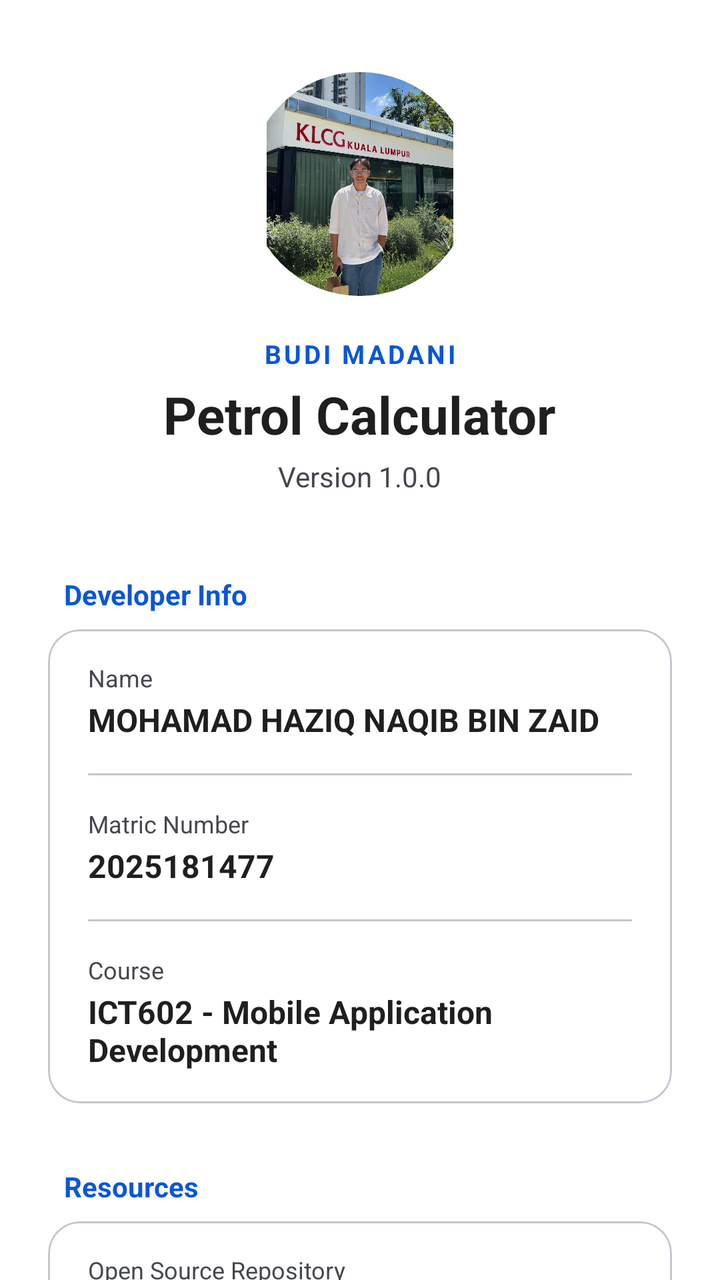
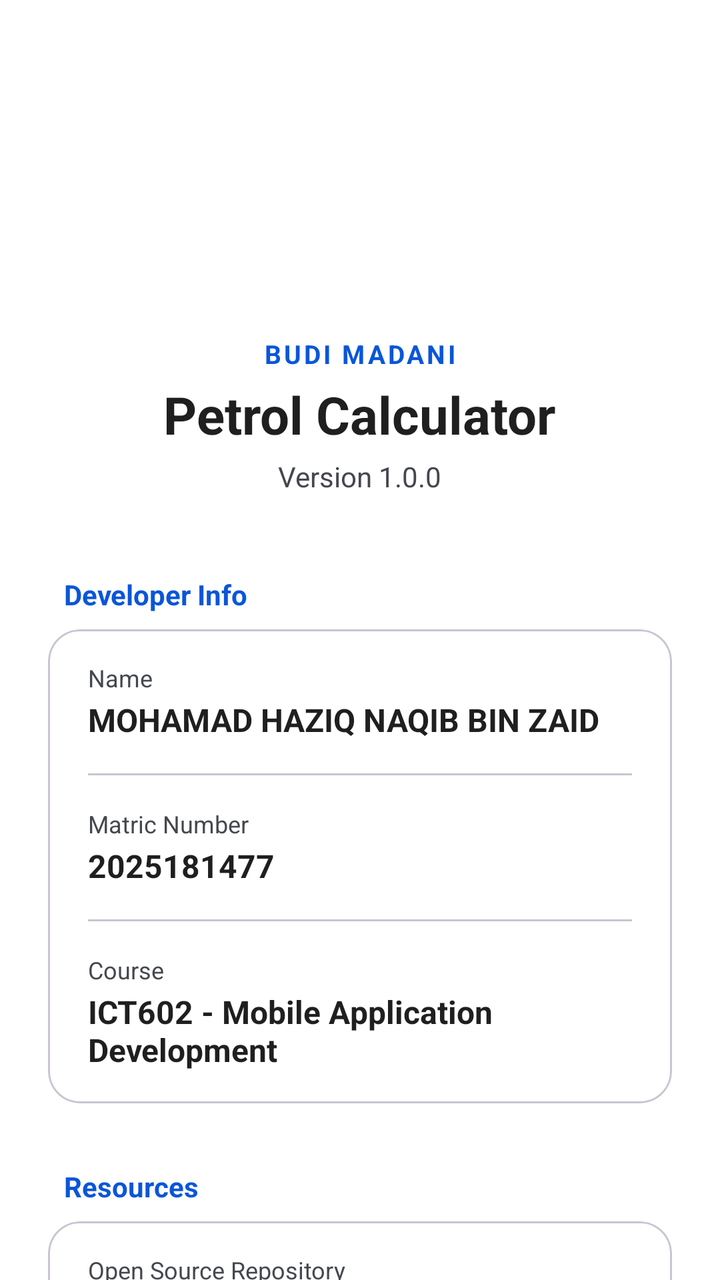

The first picture is an Android layout as it rendered before a commit; the second is the same layout after the commit. The layout source and the unified diff follow.
<!-- AndroidManifest.xml: application theme Theme.SmartPetrolCostCalculator -->
<!-- res/layout/fragment_about.xml -->
<?xml version="1.0" encoding="utf-8"?>
<androidx.core.widget.NestedScrollView xmlns:android="http://schemas.android.com/apk/res/android"
    xmlns:app="http://schemas.android.com/apk/res-auto"
    android:id="@+id/aboutScrollView"
    android:layout_width="match_parent"
    android:layout_height="match_parent"
    android:background="?attr/colorSurface"
    android:fillViewport="true">

    <LinearLayout
        android:layout_width="match_parent"
        android:layout_height="wrap_content"
        android:orientation="vertical"
        android:padding="24dp">

        <LinearLayout
            android:layout_width="match_parent"
            android:layout_height="wrap_content"
            android:orientation="vertical"
            android:gravity="center"
            android:layout_marginTop="8dp"
            android:layout_marginBottom="40dp">

            <com.google.android.material.imageview.ShapeableImageView
                android:id="@+id/imgAppIcon"
                android:layout_width="120dp"
                android:layout_height="120dp"
                android:contentDescription="Developer Profile Picture"
                android:src="@drawable/my_logo"
                android:padding="4dp"
                android:background="@android:color/transparent"
                app:shapeAppearanceOverlay="@style/ShapeAppearance.Material3.Corner.Full"
                android:layout_marginBottom="16dp"/>

            <TextView
                android:layout_width="wrap_content"
                android:layout_height="wrap_content"
                android:text="BUDI MADANI"
                android:textSize="13sp"
                android:textStyle="bold"
                android:letterSpacing="0.1"
                android:textColor="?attr/colorPrimary"
                android:layout_marginBottom="4dp"/>

            <TextView
                android:id="@+id/tvAboutTitle"
                android:layout_width="wrap_content"
                android:layout_height="wrap_content"
                android:text="Petrol Calculator"
                android:textSize="26sp"
                android:textStyle="bold"
                android:textColor="?attr/colorOnSurface"/>

            <TextView
                android:id="@+id/tvAboutDescription"
                android:layout_width="wrap_content"
                android:layout_height="wrap_content"
                android:text="Version 1.0.0"
                android:textSize="14sp"
                android:textColor="?attr/colorOnSurfaceVariant"
                android:layout_marginTop="4dp"/>
        </LinearLayout>

        <TextView
            android:layout_width="wrap_content"
            android:layout_height="wrap_content"
            android:text="Developer Info"
            android:textSize="14sp"
            android:textStyle="bold"
            android:textColor="?attr/colorPrimary"
            android:layout_marginStart="8dp"
            android:layout_marginBottom="8dp"/>

        <com.google.android.material.card.MaterialCardView
            android:layout_width="match_parent"
            android:layout_height="wrap_content"
            app:cardElevation="0dp"
            app:strokeWidth="1dp"
            app:strokeColor="?attr/colorOutlineVariant"
            app:cardBackgroundColor="@android:color/transparent"
            app:cardCornerRadius="16dp"
            android:layout_marginBottom="32dp">

            <LinearLayout
                android:layout_width="match_parent"
                android:layout_height="wrap_content"
                android:orientation="vertical">

                <LinearLayout
                    android:layout_width="match_parent"
                    android:layout_height="wrap_content"
                    android:orientation="vertical"
                    android:paddingHorizontal="20dp"
                    android:paddingVertical="16dp">
                    <TextView
                        android:layout_width="wrap_content"
                        android:layout_height="wrap_content"
                        android:text="Name"
                        android:textSize="12sp"
                        android:textColor="?attr/colorOnSurfaceVariant"/>
                    <TextView
                        android:id="@+id/tvAuthorName"
                        android:layout_width="wrap_content"
                        android:layout_height="wrap_content"
                        android:text="MOHAMAD HAZIQ NAQIB BIN ZAID"
                        android:textSize="16sp"
                        android:textStyle="bold"
                        android:textColor="?attr/colorOnSurface"
                        android:layout_marginTop="2dp"/>
                </LinearLayout>

                <View
                    android:layout_width="match_parent"
                    android:layout_height="1dp"
                    android:background="?attr/colorOutlineVariant"
                    android:layout_marginHorizontal="20dp"/>

                <LinearLayout
                    android:layout_width="match_parent"
                    android:layout_height="wrap_content"
                    android:orientation="vertical"
                    android:paddingHorizontal="20dp"
                    android:paddingVertical="16dp">
                    <TextView
                        android:layout_width="wrap_content"
                        android:layout_height="wrap_content"
                        android:text="Matric Number"
                        android:textSize="12sp"
                        android:textColor="?attr/colorOnSurfaceVariant"/>
                    <TextView
                        android:id="@+id/tvMatricNo"
                        android:layout_width="wrap_content"
                        android:layout_height="wrap_content"
                        android:text="2025181477"
                        android:textSize="16sp"
                        android:textStyle="bold"
                        android:textColor="?attr/colorOnSurface"
                        android:layout_marginTop="2dp"/>
                </LinearLayout>

                <View
                    android:layout_width="match_parent"
                    android:layout_height="1dp"
                    android:background="?attr/colorOutlineVariant"
                    android:layout_marginHorizontal="20dp"/>

                <LinearLayout
                    android:layout_width="match_parent"
                    android:layout_height="wrap_content"
                    android:orientation="vertical"
                    android:paddingHorizontal="20dp"
                    android:paddingVertical="16dp">
                    <TextView
                        android:layout_width="wrap_content"
                        android:layout_height="wrap_content"
                        android:text="Course"
                        android:textSize="12sp"
                        android:textColor="?attr/colorOnSurfaceVariant"/>
                    <TextView
                        android:id="@+id/tvCourseName"
                        android:layout_width="wrap_content"
                        android:layout_height="wrap_content"
                        android:text="ICT602 - Mobile Application Development"
                        android:textSize="16sp"
                        android:textStyle="bold"
                        android:textColor="?attr/colorOnSurface"
                        android:layout_marginTop="2dp"/>
                </LinearLayout>

            </LinearLayout>
        </com.google.android.material.card.MaterialCardView>

        <TextView
            android:layout_width="wrap_content"
            android:layout_height="wrap_content"
            android:text="Resources"
            android:textSize="14sp"
            android:textStyle="bold"
            android:textColor="?attr/colorPrimary"
            android:layout_marginStart="8dp"
            android:layout_marginBottom="8dp"/>

        <com.google.android.material.card.MaterialCardView
            android:layout_width="match_parent"
            android:layout_height="wrap_content"
            app:cardElevation="0dp"
            app:strokeWidth="1dp"
            app:strokeColor="?attr/colorOutlineVariant"
            app:cardBackgroundColor="?attr/colorSurfaceContainerLowest"
            app:cardCornerRadius="16dp">

            <LinearLayout
                android:layout_width="match_parent"
                android:layout_height="wrap_content"
                android:orientation="vertical"
                android:paddingHorizontal="20dp"
                android:paddingVertical="16dp">

                <TextView
                    android:layout_width="wrap_content"
                    android:layout_height="wrap_content"
                    android:text="Open Source Repository"
                    android:textSize="12sp"
                    android:textColor="?attr/colorOnSurfaceVariant"/>

                <TextView
                    android:id="@+id/tvGithubUrl"
                    android:layout_width="match_parent"
                    android:layout_height="wrap_content"
                    android:layout_marginTop="4dp"
                    android:text="https://github.com/cxdzy/BUDI95-Petrol-Calculator-ICT602.git"
                    android:textColor="?attr/colorPrimary"
                    android:textSize="14sp"
                    android:textStyle="bold"
                    android:autoLink="web"
                    android:linksClickable="true" />
            </LinearLayout>
        </com.google.android.material.card.MaterialCardView>

        <TextView
            android:id="@+id/tvCopyright"
            android:layout_width="match_parent"
            android:layout_height="wrap_content"
            android:layout_marginTop="40dp"
            android:layout_marginBottom="16dp"
            android:gravity="center"
            android:text="© 2024 Petrol Calculator\nAll rights reserved."
            android:textColor="?attr/colorOutline"
            android:textSize="12sp" />

    </LinearLayout>

</androidx.core.widget.NestedScrollView>
<!-- resources referenced by this layout -->
<resources>
  <!-- drawable my_logo: jpg bitmap (drawable, 454319 bytes) -->
  <style name="Theme.SmartPetrolCostCalculator" parent="Base.Theme.SmartPetrolCostCalculator" />
  <style name="Base.Theme.SmartPetrolCostCalculator" parent="Theme.Material3.DayNight.NoActionBar">
          <item name="colorPrimary">@color/md_theme_light_primary</item>
          <item name="colorOnPrimary">@color/md_theme_light_onPrimary</item>
          <item name="android:colorBackground">@color/md_theme_light_background</item>
          <item name="colorSurface">@color/md_theme_light_surface</item>
          <item name="colorOnSurface">@color/md_theme_light_onSurface</item>
          <item name="colorOnSurfaceVariant">@color/md_theme_light_onSurfaceVariant</item>
      </style>
  <color name="md_theme_light_primary">#0A56D9</color>
  <color name="md_theme_light_onPrimary">#FFFFFF</color>
  <color name="md_theme_light_background">#F8F9FA</color>
  <color name="md_theme_light_surface">#FFFFFF</color>
  <color name="md_theme_light_onSurface">#1F1F1F</color>
  <color name="md_theme_light_onSurfaceVariant">#44474E</color>
</resources>

<!-- the commit's change to res/layout/fragment_about.xml (unified diff, before → after) -->
@@ -26,7 +26,7 @@
                 android:layout_width="120dp"
                 android:layout_height="120dp"
                 android:contentDescription="Developer Profile Picture"
-                android:src="@drawable/my_logo"
+                android:src="@mipmap/ic_launcher_round"
                 android:padding="4dp"
                 android:background="@android:color/transparent"
                 app:shapeAppearanceOverlay="@style/ShapeAppearance.Material3.Corner.Full"
<!-- resource entries referenced after the edit -->
@@ -1,7 +1,13 @@
 <!-- resources referenced by this layout -->
 <resources>
-  <!-- drawable my_logo: jpg bitmap (drawable, 454319 bytes) -->
+  <!-- mipmap ic_launcher_round (mipmap-anydpi-v26) -->
+  <adaptive-icon xmlns:android="http://schemas.android.com/apk/res/android">
+      <background android:drawable="@color/ic_launcher_round_background"/>
+      <foreground android:drawable="@mipmap/ic_launcher_round_foreground"/>
+      <monochrome android:drawable="@mipmap/ic_launcher_round_foreground"/>
+  </adaptive-icon>
   <style name="Theme.SmartPetrolCostCalculator" parent="Base.Theme.SmartPetrolCostCalculator" />
+  <color name="ic_launcher_round_background">#FFFFFF</color>
   <style name="Base.Theme.SmartPetrolCostCalculator" parent="Theme.Material3.DayNight.NoActionBar">
           <item name="colorPrimary">@color/md_theme_light_primary</item>
           <item name="colorOnPrimary">@color/md_theme_light_onPrimary</item>
